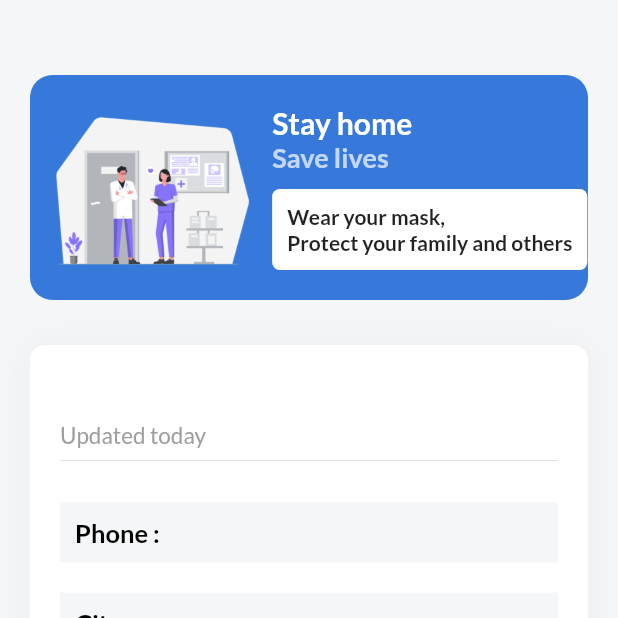
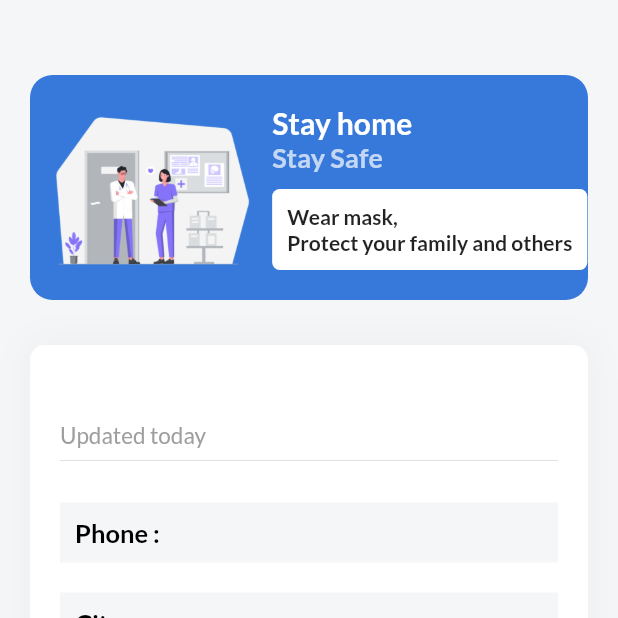
Before and after one commit to Ujjwal-here/Covid-help, a Flutter app: the Details screen opened directly with empty values, on a phone screen of 412 x 824 dp, the top half of it. Run offline on Flutter 3.47's test engine with Material 2 defaults, Android fonts, the phone set to English and light mode, and no system bars; our stand-ins replace cloud_firestore, csc_picker, equatable, firebase_auth, firebase_core, get and 2 more; missing offline and left inert: enum_to_string; accounts and stored records are empty.

Commit message:
minor changes

```diff
--- a/lib/screens/details.dart
+++ b/lib/screens/details.dart
@@ -68,7 +68,7 @@ class Details extends StatelessWidget {
                     ),
                     Container(
                       child: Text(
-                        "Save lives",
+                        "Stay Safe",
                         style: GoogleFonts.lato(
                           fontWeight: FontWeight.bold,
                           fontSize: 18,
@@ -84,7 +84,7 @@ class Details extends StatelessWidget {
                         color: Colors.white,
                       ),
                       child: Text(
-                        "Wear your mask,\nProtect your family and others",
+                        "Wear mask,\nProtect your family and others",
                         style: GoogleFonts.lato(
                           fontWeight: FontWeight.bold,
                           fontSize: 14,
@@ -143,7 +143,7 @@ class Details extends StatelessWidget {
                     children: [
                       Container(
                         child: Text(
-                          "Phone :",
+                          "Phone :\t\t\t",
                           style: GoogleFonts.lato(
                             fontSize: 17,
                             color: Colors.black,
@@ -174,7 +174,7 @@ class Details extends StatelessWidget {
                     children: [
                       Container(
                         child: Text(
-                          "City :",
+                          "City :\t\t\t",
                           style: GoogleFonts.nunito(
                             fontSize: 17,
                             color: Colors.black,
@@ -206,7 +206,7 @@ class Details extends StatelessWidget {
                     children: [
                       Container(
                         child: Text(
-                          "Donation type :",
+                          "Donation type :\t\t\t",
                           style: GoogleFonts.lato(
                             fontSize: 17,
                             color: Colors.black,
@@ -240,7 +240,7 @@ class Details extends StatelessWidget {
                     children: [
                       Container(
                         child: Text(
-                          "More details :",
+                          "More details :\t\t\t",
                           style: GoogleFonts.lato(
                             fontSize: 17,
                             color: Colors.black,
@@ -271,7 +271,7 @@ class Details extends StatelessWidget {
                     children: [
                       Container(
                         child: Text(
-                          "Link :",
+                          "Link :\t\t\t",
                           style: GoogleFonts.lato(
                             fontSize: 17,
                             color: Colors.black,
```
